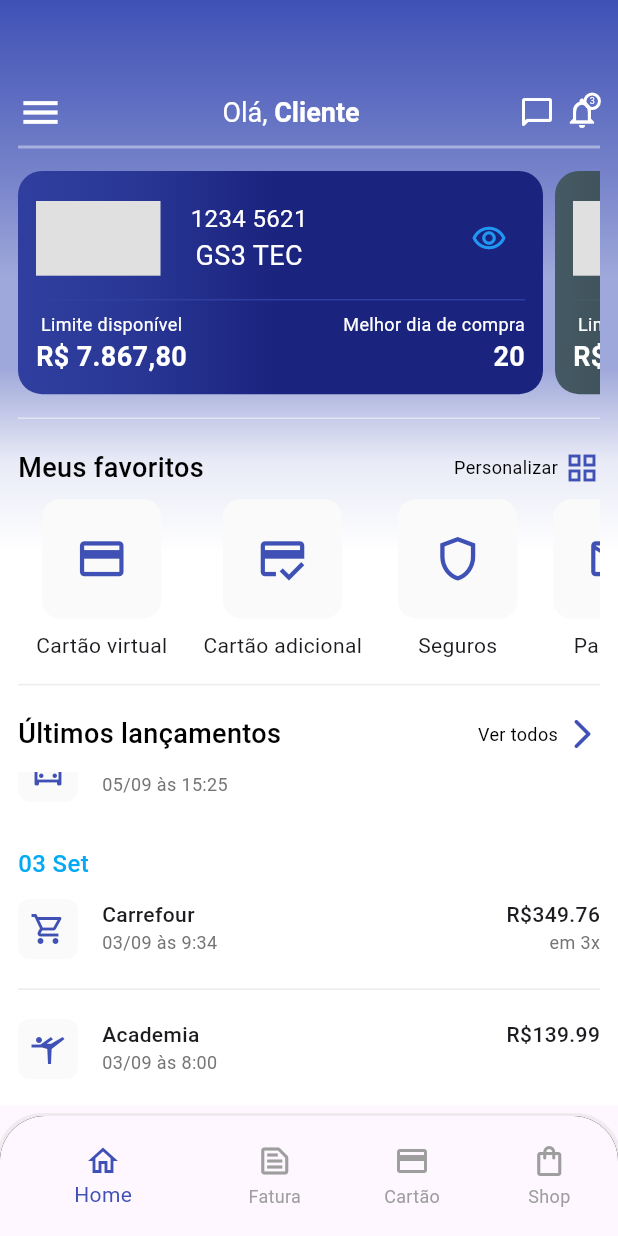
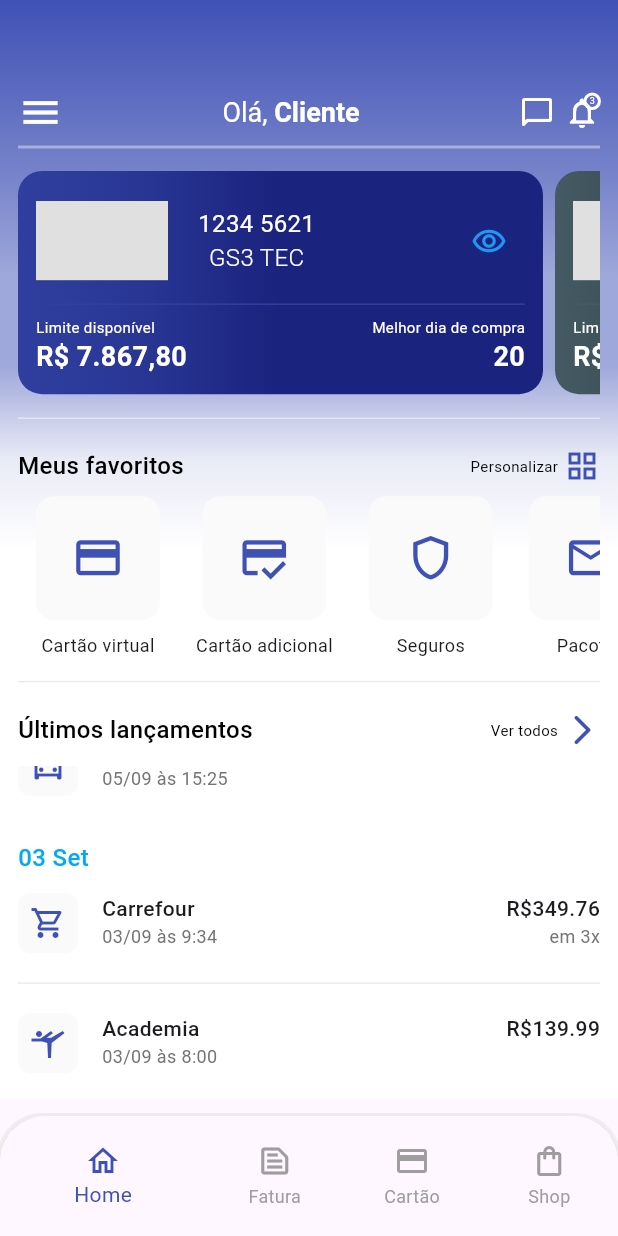
Before and after one commit to mmatheusfas/gs3_teste, a Flutter app: the screen it shows after launch, scrolled down 135 dp, after a tap on the "remove red eye" icon, on a phone screen of 412 x 824 dp. Run offline on Flutter 3.47's test engine with Material 3 defaults, Android fonts, the phone set to English and light mode, and no system bars.

Commit message:
[UPDATE] Refactor code

```diff
--- a/lib/features/bottom_navigation/bottom_navigation_view.dart
+++ b/lib/features/bottom_navigation/bottom_navigation_view.dart
@@ -11,7 +11,7 @@ class BottomNavigationView extends StatefulWidget {
 class _BottomNavigationViewState extends State<BottomNavigationView> {
   int currentIndex = 0;
 
-  void changeCurrentIndex(int index) {
+  void _changeCurrentIndex(int index) {
     setState(() {
       currentIndex = index;
     });
@@ -23,7 +23,6 @@ class _BottomNavigationViewState extends State<BottomNavigationView> {
       bottomNavigationBar: Container(
         height: 80,
         decoration: BoxDecoration(
-          color: Colors.black,
           borderRadius: const BorderRadius.only(
             topRight: Radius.circular(30),
             topLeft: Radius.circular(30),
@@ -40,15 +39,8 @@ class _BottomNavigationViewState extends State<BottomNavigationView> {
         child: ClipRRect(
           borderRadius: const BorderRadius.only(topRight: Radius.circular(30), topLeft: Radius.circular(30)),
           child: BottomNavigationBar(
-            selectedItemColor: Colors.indigo,
-            unselectedItemColor: Colors.grey,
-            selectedLabelStyle: const TextStyle(color: Colors.indigo),
-            unselectedLabelStyle: const TextStyle(color: Colors.grey),
-            showUnselectedLabels: true,
-            type: BottomNavigationBarType.shifting,
-            elevation: 2,
             currentIndex: currentIndex,
-            onTap: changeCurrentIndex,
+            onTap: _changeCurrentIndex,
             items: const [
               BottomNavigationBarItem(icon: Icon(Icons.home_outlined), label: 'Home'),
               BottomNavigationBarItem(icon: Icon(Icons.text_snippet_outlined), label: 'Fatura'),
--- a/lib/features/home/home_controller.dart
+++ b/lib/features/home/home_controller.dart
@@ -5,19 +5,18 @@ import '../../models/expense.dart';
 import '../../models/favorite.dart';
 
 class HomeController {
-  final List<CreditCard> cards = [
+  final List<CreditCard> _cards = [
     CreditCard(cardNumber: '1234 5621', flag: 'GS3 TEC', availableLimit: 7867.80, bestDayForShopping: 20),
     CreditCard(cardNumber: '4343 7899', flag: 'GS3 TEC', availableLimit: 8000, bestDayForShopping: 26),
   ];
 
-  final List<Favorite> favorites = [
+  final List<Favorite> _favorites = [
     Favorite(icon: Icons.credit_card_outlined, name: 'Cartão virtual'),
     Favorite(icon: Icons.credit_score_outlined, name: 'Cartão adicional'),
     Favorite(icon: Icons.shield_outlined, name: 'Seguros'),
     Favorite(icon: Icons.mail_outline_outlined, name: 'Pacotes'),
   ];
-
-  final List<Expense> expenses = [
+  final List<Expense> _expenses = [
     Expense(name: 'Apple', totalPrice: 545.99, dateTime: '05/09 às 22:35', installments: 12),
     Expense(name: 'Uber*Uber*Trip', totalPrice: 12.96, dateTime: '05/09 às 15:25'),
     Expense(name: 'Carrefour', totalPrice: 349.76, dateTime: '03/09 às 9:34', installments: 3),
@@ -27,11 +26,13 @@ class HomeController {
   final List<Expense> _dailyExpenses = [];
   final List<Expense> _olderExpenses = [];
 
+  List<CreditCard> get cards => _cards;
+  List<Favorite> get favorites => _favorites;
   List<Expense> get dailyExpenses => _dailyExpenses;
   List<Expense> get olderExpenses => _olderExpenses;
 
   void filterExpenses() {
-    for (var expense in expenses) {
+    for (var expense in _expenses) {
       if (expense.dateTime.contains('05/09')) {
         _dailyExpenses.add(expense);
         continue;
--- a/lib/features/home/home_view.dart
+++ b/lib/features/home/home_view.dart
@@ -41,7 +41,7 @@ class _HomeViewState extends State<HomeView> {
             children: [
               Container(
                 width: double.infinity,
-                height: sizeOf.height * .3,
+                height: sizeOf.height * .25,
                 decoration: const BoxDecoration(
                   image: DecorationImage(
                     image: AssetImage('assets/images/gs3_logo.png'),
--- a/lib/features/home/widgets/card_banner_widget.dart
+++ b/lib/features/home/widgets/card_banner_widget.dart
@@ -1,4 +1,3 @@
-// ignore_for_file: public_member_api_docs, sort_constructors_first
 import 'package:flutter/material.dart';
 import 'package:gs3_test/support/extensions/double_extension.dart';
 import 'package:gs3_test/support/extensions/string_extensions.dart';
@@ -25,7 +24,8 @@ class CardBannerWidget extends StatefulWidget {
 
 class _CardBannerWidgetState extends State<CardBannerWidget> {
   bool isNumbersVisible = false;
-  void didTapViewCardNumbers() {
+
+  void _didTapViewCardNumbers() {
     setState(() {
       isNumbersVisible = !isNumbersVisible;
     });
@@ -83,14 +83,18 @@ class _CardBannerWidgetState extends State<CardBannerWidget> {
                     ),
                     Text(
                       widget.cardFlag,
-                      style: const TextStyle(color: Colors.white, fontSize: 18),
+                      style: const TextStyle(
+                        color: Colors.white,
+                        fontSize: 16,
+                        fontWeight: FontWeight.w300,
+                      ),
                     ),
                   ],
                 ),
                 const Spacer(),
                 IconButton(
                   color: Colors.white,
-                  onPressed: didTapViewCardNumbers,
+                  onPressed: _didTapViewCardNumbers,
                   icon: Icon(
                     Icons.remove_red_eye_outlined,
                     color: widget.index % 2 == 0 ? Colors.blue : Colors.grey,
@@ -105,14 +109,22 @@ class _CardBannerWidgetState extends State<CardBannerWidget> {
           Row(
             children: [
               Column(
+                crossAxisAlignment: CrossAxisAlignment.start,
                 children: [
                   const Text(
                     'Limite disponível',
-                    style: TextStyle(color: Colors.white, fontSize: 12),
+                    style: TextStyle(
+                      color: Colors.white,
+                      fontSize: 10,
+                    ),
                   ),
                   Text(
                     'R\$ ${widget.availableLimit.doubleToStringFormated()}',
-                    style: const TextStyle(color: Colors.white, fontSize: 18, fontWeight: FontWeight.bold),
+                    style: const TextStyle(
+                      color: Colors.white,
+                      fontSize: 18,
+                      fontWeight: FontWeight.bold,
+                    ),
                   ),
                 ],
               ),
@@ -124,7 +136,7 @@ class _CardBannerWidgetState extends State<CardBannerWidget> {
                     'Melhor dia de compra',
                     style: TextStyle(
                       color: Colors.white,
-                      fontSize: 12,
+                      fontSize: 10,
                     ),
                   ),
                   Text(
--- a/lib/features/home/widgets/favorites_card.dart
+++ b/lib/features/home/widgets/favorites_card.dart
@@ -31,7 +31,10 @@ class FavoritesCard extends StatelessWidget {
             ),
           ),
           const SizedBox(height: 8),
-          Text(name),
+          Text(
+            name,
+            style: const TextStyle(fontSize: 12),
+          ),
         ],
       ),
     );
--- a/lib/features/home/widgets/section_header.dart
+++ b/lib/features/home/widgets/section_header.dart
@@ -20,7 +20,7 @@ class SectionHeader extends StatelessWidget {
         Text(
           sectionTitle,
           style: const TextStyle(
-            fontSize: 18,
+            fontSize: 16,
             fontWeight: FontWeight.w500,
             color: Colors.black,
           ),
@@ -30,7 +30,7 @@ class SectionHeader extends StatelessWidget {
             Text(
               actionTitle,
               style: const TextStyle(
-                fontSize: 12,
+                fontSize: 10,
                 color: Colors.black,
               ),
             ),
--- a/lib/main.dart
+++ b/lib/main.dart
@@ -1,11 +1,13 @@
 import 'package:flutter/material.dart';
 import 'package:gs3_test/features/bottom_navigation/bottom_navigation_view.dart';
+import 'package:gs3_test/support/theme/app_theme.dart';
 
 void main() {
   runApp(
-    const MaterialApp(
+    MaterialApp(
       debugShowCheckedModeBanner: false,
-      home: BottomNavigationView(),
+      theme: AppTheme.appTheme,
+      home: const BottomNavigationView(),
     ),
   );
 }
--- /dev/null
+++ b/lib/support/theme/app_theme.dart
@@ -0,0 +1,15 @@
+import 'package:flutter/material.dart';
+
+final class AppTheme {
+  static final appTheme = ThemeData(
+    bottomNavigationBarTheme: const BottomNavigationBarThemeData(
+      selectedItemColor: Colors.indigo,
+      unselectedItemColor: Colors.grey,
+      selectedLabelStyle: TextStyle(color: Colors.indigo),
+      unselectedLabelStyle: TextStyle(color: Colors.grey),
+      showUnselectedLabels: true,
+      type: BottomNavigationBarType.shifting,
+      elevation: 2,
+    ),
+  );
+}
```
Also changed, not shown: lib/features/home/widgets/spending_tile.dart (+20 -5 lines).
